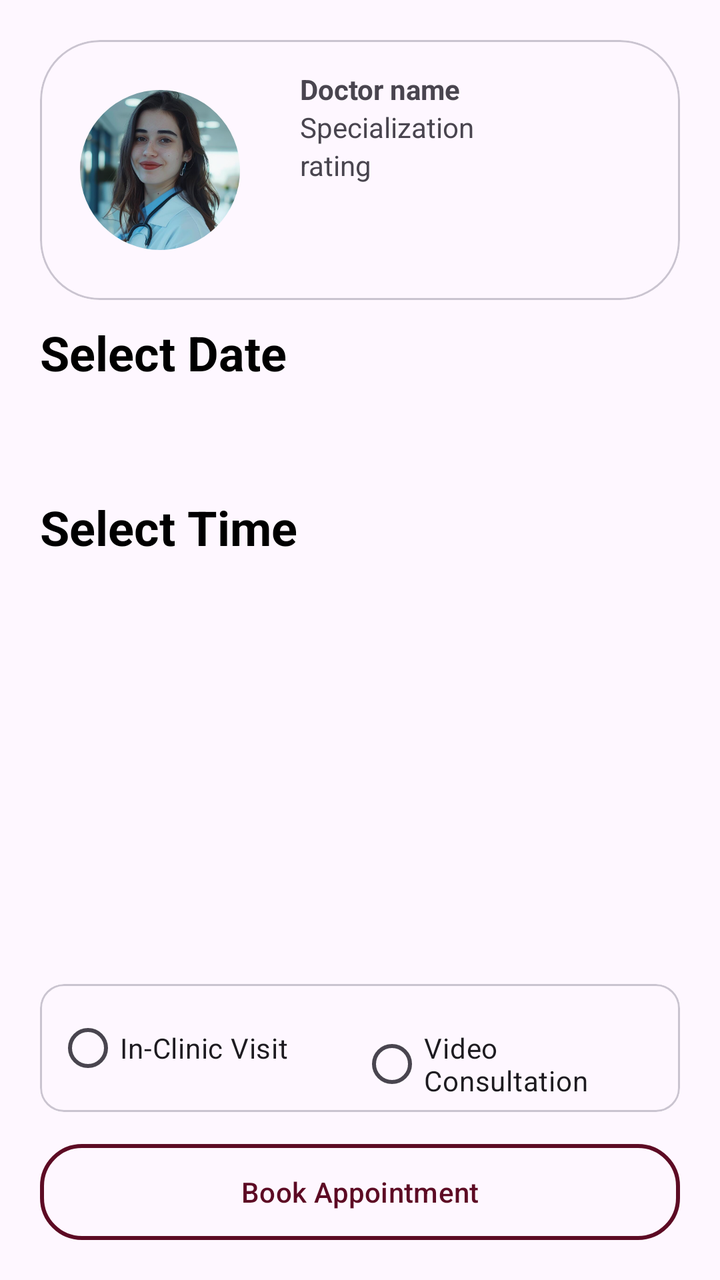
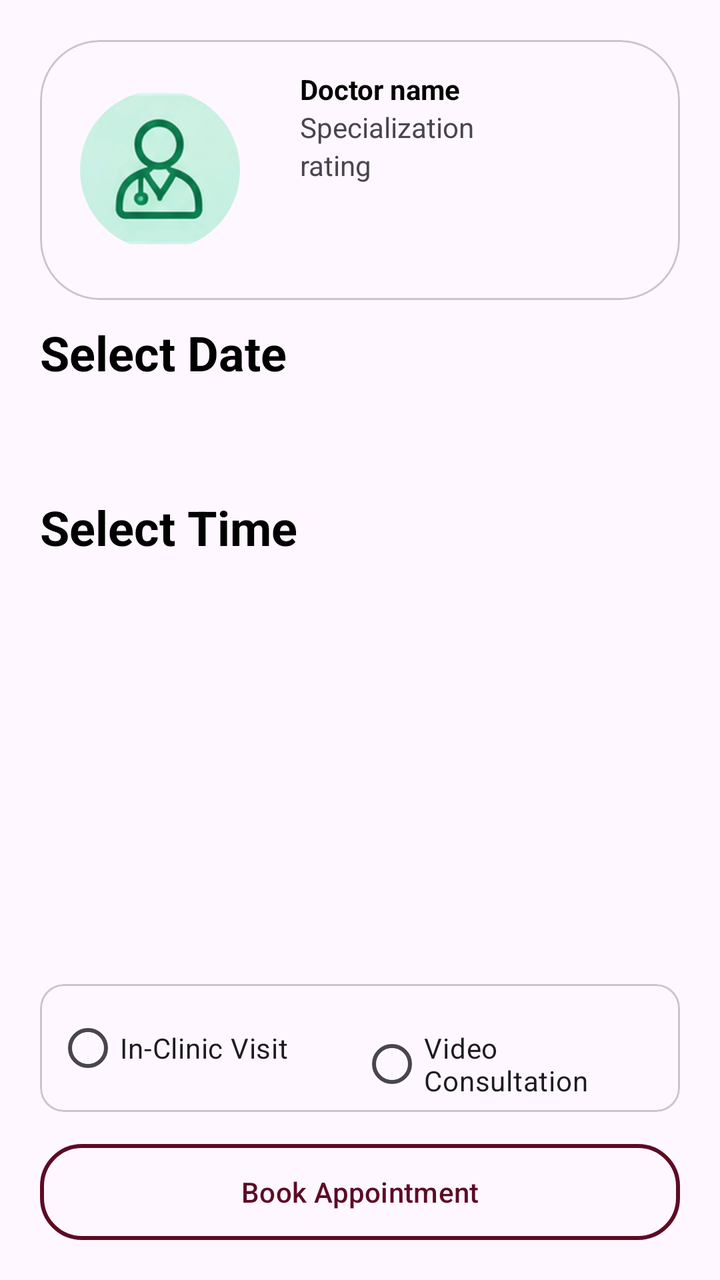

Screens rendered from an Android XML layout before and after an edit, with the pre-edit source and the edit as a unified diff.
<!-- AndroidManifest.xml: application theme Theme.Hospital_Appointment_System -->
<!-- res/layout/fragment_appointment_schedule_.xml -->
<?xml version="1.0" encoding="utf-8"?>
<LinearLayout xmlns:android="http://schemas.android.com/apk/res/android"
    xmlns:tools="http://schemas.android.com/tools"
    android:layout_width="match_parent"
    android:layout_height="match_parent"
    xmlns:app="http://schemas.android.com/apk/res-auto"
    android:orientation="vertical"
    android:padding="20dp"
    tools:context=".appointment_schedule_Fragment">

    <com.google.android.material.card.MaterialCardView
        android:layout_width="match_parent"
        android:layout_height="130dp"
        app:cardCornerRadius="30dp"
        android:layout_marginBottom="10dp"
        >


        <LinearLayout
            android:layout_width="match_parent"
            android:layout_height="match_parent"
            android:orientation="horizontal">

            <com.google.android.material.imageview.ShapeableImageView
                android:layout_width="80dp"
                android:layout_height="80dp"
                android:layout_marginLeft="20dp"
                android:src="@drawable/doctor_image"
                android:scaleType="centerCrop"
                android:layout_gravity="center_vertical"
                app:shapeAppearanceOverlay="@style/CircleImageView"/>

            <LinearLayout
                android:layout_width="wrap_content"
                android:layout_height="wrap_content"
                android:layout_marginStart="30dp"
                android:layout_marginTop="15dp"
                android:orientation="vertical">

                <TextView
                    android:id="@+id/textView"
                    android:layout_width="wrap_content"
                    android:layout_height="wrap_content"
                    android:textStyle="bold"
                    android:text="Doctor name "/>
                <TextView
                    android:layout_width="wrap_content"
                    android:layout_height="wrap_content"
                    android:text="Specialization"/>
                <TextView
                    android:layout_width="wrap_content"
                    android:layout_height="wrap_content"
                    android:text="rating"/>

            </LinearLayout>

        </LinearLayout>

    </com.google.android.material.card.MaterialCardView>

    <TextView
        android:layout_width="wrap_content"
        android:layout_height="wrap_content"
        android:textStyle="bold"
        android:textSize="24sp"
        android:textColor="@color/black"
        android:text="Select Date" />
    <TextView
        android:id="@+id/date"
        android:layout_width="match_parent"
        android:layout_height="55dp"/>

    <TextView
        android:layout_width="wrap_content"
        android:layout_height="wrap_content"
        android:textStyle="bold"
        android:textSize="24sp"
        android:textColor="@color/black"
        android:text="Select Time" />
    <TextView
        android:id="@+id/time"
        android:layout_width="match_parent"
        android:layout_weight="1"
        android:layout_height="match_parent"/>

    <com.google.android.material.card.MaterialCardView
        android:layout_width="match_parent"
        android:layout_height="wrap_content"
        android:layout_marginTop="16dp">

        <RadioGroup
            android:layout_width="match_parent"
            android:layout_height="wrap_content"
            android:orientation="horizontal"
            android:padding="8dp">

            <RadioButton
                android:id="@+id/rbClinic"
                android:layout_width="0dp"
                android:layout_height="wrap_content"
                android:layout_weight="1"
                android:text="In-Clinic Visit" />

            <RadioButton
                android:id="@+id/rbVideo"
                android:layout_width="0dp"
                android:layout_height="wrap_content"
                android:layout_weight="1"
                android:text="Video Consultation" />

        </RadioGroup>

    </com.google.android.material.card.MaterialCardView>
    <com.google.android.material.button.MaterialButton
        android:id="@+id/bookbtn"
        android:layout_marginTop="16dp"
        android:background="@drawable/selectbtn"
        android:textColor="@color/selectbtn"
        app:backgroundTint="@null"
        android:layout_width="match_parent"
        android:layout_height="wrap_content"
        android:text="Book Appointment"/>




</LinearLayout>
<!-- resources referenced by this layout -->
<resources>
  <color name="black">#FF000000</color>
  <color name="selectbtn">#5D0B24</color>
  <!-- drawable doctor_image: png bitmap (drawable, 201036 bytes) -->
  <!-- drawable selectbtn (drawable) -->
  <?xml version="1.0" encoding="utf-8"?>
  <shape xmlns:android="http://schemas.android.com/apk/res/android"
      android:shape="rectangle">
  
      <corners android:radius="20dp"/>
  
      <stroke android:width="2dp" android:color="@color/selectbtn"/>
  
  </shape>
  <style name="CircleImageView">
          <item name="cornerFamily">rounded</item>
          <item name="cornerSize">50%</item>
      </style>
  <style name="Theme.Hospital_Appointment_System" parent="Base.Theme.Hospital_Appointment_System" />
  <style name="Base.Theme.Hospital_Appointment_System" parent="Theme.Material3.DayNight.NoActionBar">
          
          
      </style>
</resources>

<!-- the commit's change to res/layout/fragment_appointment_schedule_.xml (unified diff, before → after) -->
@@ -25,7 +25,7 @@
                 android:layout_width="80dp"
                 android:layout_height="80dp"
                 android:layout_marginLeft="20dp"
-                android:src="@drawable/doctor_image"
+                android:src="@drawable/doctor"
                 android:scaleType="centerCrop"
                 android:layout_gravity="center_vertical"
                 app:shapeAppearanceOverlay="@style/CircleImageView"/>
@@ -38,16 +38,19 @@
                 android:orientation="vertical">
 
                 <TextView
-                    android:id="@+id/textView"
+                    android:id="@+id/Doctor_name_appointment"
                     android:layout_width="wrap_content"
                     android:layout_height="wrap_content"
                     android:textStyle="bold"
+                    android:textColor="@color/black"
                     android:text="Doctor name "/>
                 <TextView
+                    android:id="@+id/docter_spec_appointment"
                     android:layout_width="wrap_content"
                     android:layout_height="wrap_content"
                     android:text="Specialization"/>
                 <TextView
+                    android:id="@+id/doctor_rating_appointment"
                     android:layout_width="wrap_content"
                     android:layout_height="wrap_content"
                     android:text="rating"/>
<!-- resource entries referenced after the edit -->
@@ -2,7 +2,7 @@
 <resources>
   <color name="black">#FF000000</color>
   <color name="selectbtn">#5D0B24</color>
-  <!-- drawable doctor_image: png bitmap (drawable, 201036 bytes) -->
+  <!-- drawable doctor: png bitmap (drawable, 33493 bytes) -->
   <!-- drawable selectbtn (drawable) -->
   <?xml version="1.0" encoding="utf-8"?>
   <shape xmlns:android="http://schemas.android.com/apk/res/android"
